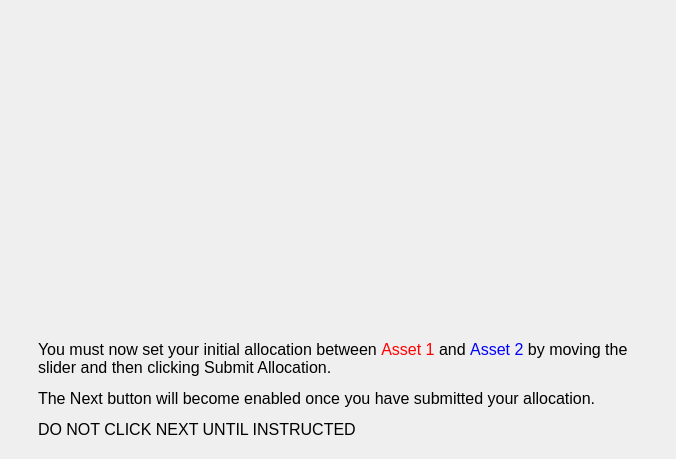
Old version of the form MarketSimulation/initialallocationscreen.ui in the repository dwattttt/marketsim.
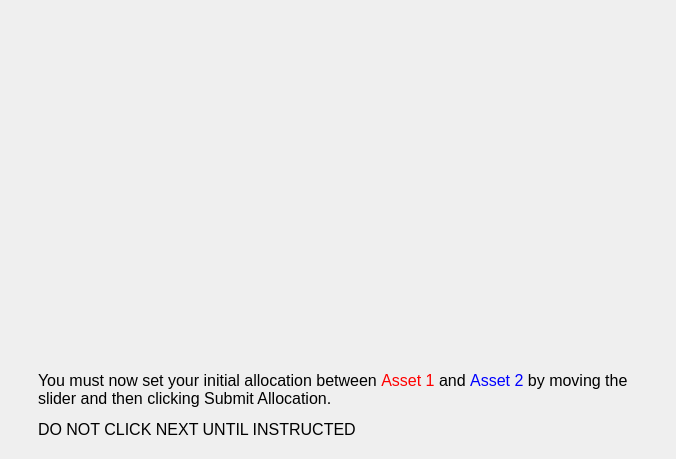
New version of the form. Custom widgets are drawn as their Qt base class.

```diff
--- a/MarketSimulation/initialallocationscreen.ui
+++ b/MarketSimulation/initialallocationscreen.ui
@@ -82,7 +82,6 @@
 p, li { white-space: pre-wrap; }
 &lt;/style&gt;&lt;/head&gt;&lt;body style=&quot; font-family:'MS Shell Dlg 2'; font-size:12pt; font-weight:400; font-style:normal;&quot;&gt;
 &lt;p style=&quot; margin-top:12px; margin-bottom:12px; margin-left:0px; margin-right:0px; -qt-block-indent:0; text-indent:0px;&quot;&gt;You must now set your initial allocation between &lt;span style=&quot; color:#ff0000;&quot;&gt;Asset 1&lt;/span&gt; and &lt;span style=&quot; color:#0000ff;&quot;&gt;Asset 2&lt;/span&gt; by moving the slider and then clicking Submit Allocation. &lt;/p&gt;
-&lt;p style=&quot; margin-top:12px; margin-bottom:12px; margin-left:0px; margin-right:0px; -qt-block-indent:0; text-indent:0px;&quot;&gt;The Next button will become enabled once you have submitted your allocation.&lt;/p&gt;
 &lt;p style=&quot; margin-top:12px; margin-bottom:12px; margin-left:0px; margin-right:0px; -qt-block-indent:0; text-indent:0px;&quot;&gt;DO NOT CLICK NEXT UNTIL INSTRUCTED &lt;/p&gt;&lt;/body&gt;&lt;/html&gt;</string>
         </property>
         <property name="wordWrap">
```
